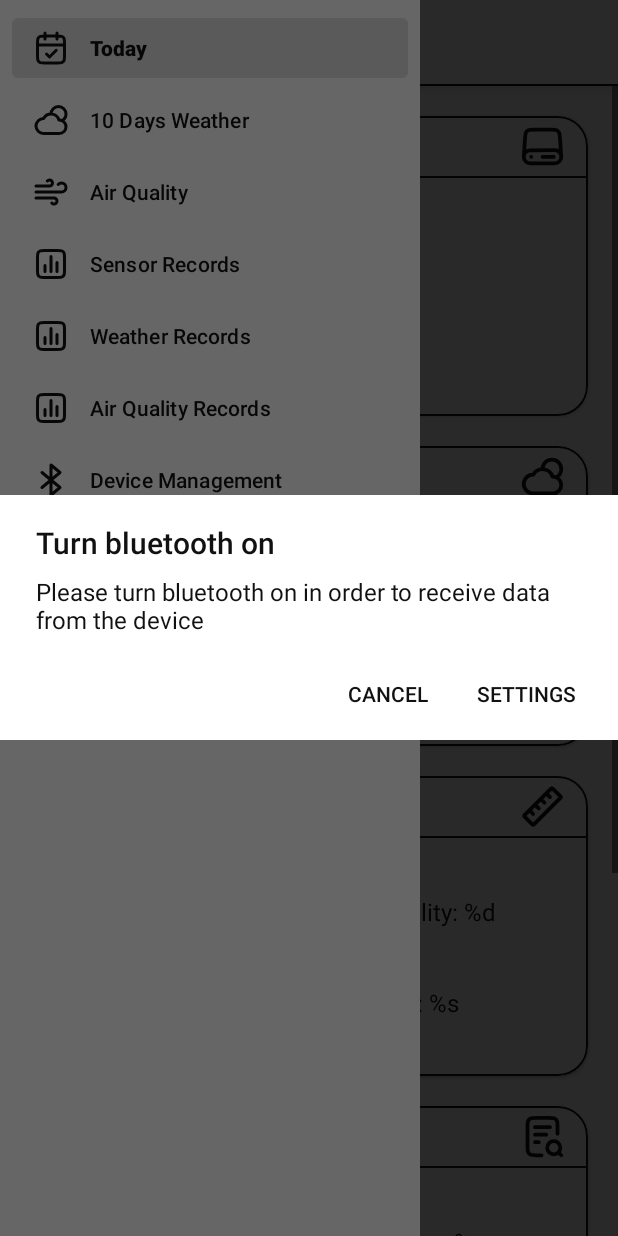
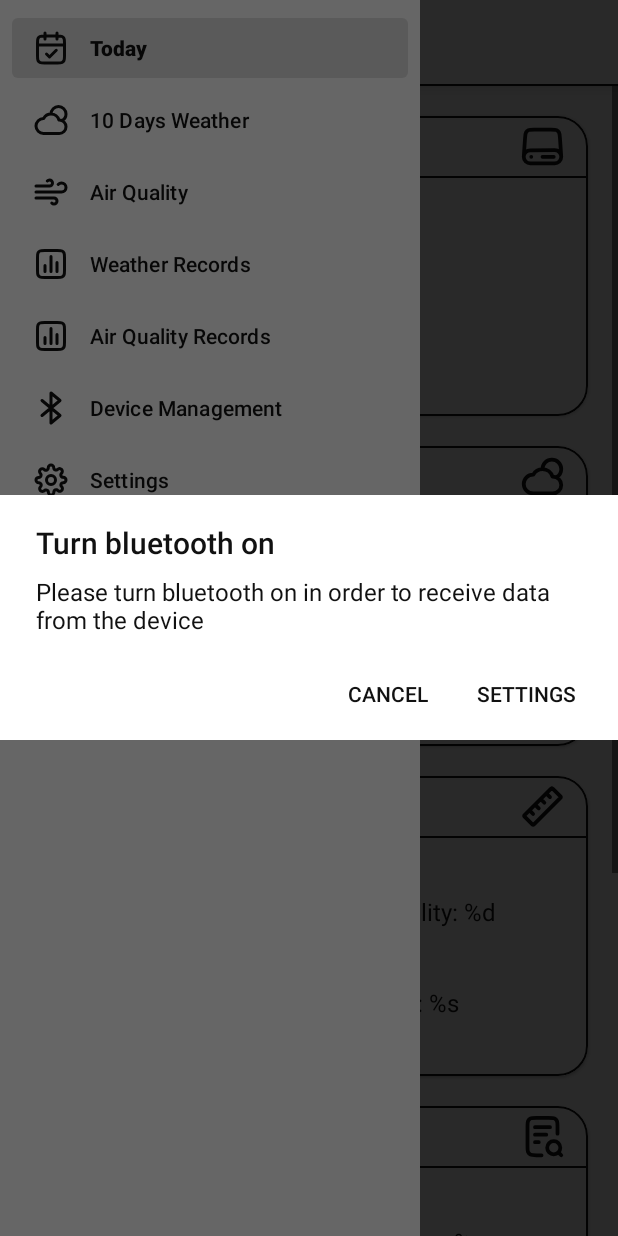
Before and after one commit to SemenciucCosmin/HomeAssistant, an Android app: the screen it shows after launch (MainActivity), with the side drawer open, on a phone screen of 412 x 824 dp. Run offline under Robolectric (Android 15) with nearby library versions, the phone set to English and light mode, and no system bars; our stand-ins replace navigation-ui; 3 statements that could not run were skipped.

Commit message:
Remove Sensor Records Screen
Remove Sensor Records Screen

```diff
--- a/app/src/main/java/com/example/homeassistant/ui/activity/MainActivity.kt
+++ b/app/src/main/java/com/example/homeassistant/ui/activity/MainActivity.kt
@@ -76,7 +76,6 @@ class MainActivity : AppCompatActivity() {
                 R.id.nav_today,
                 R.id.nav_ten_days_weather,
                 R.id.nav_air_quality,
-                R.id.nav_sensor_records,
                 R.id.nav_weather_records,
                 R.id.nav_air_quality_records,
                 R.id.nav_device_management,
--- a/app/src/main/java/com/example/homeassistant/ui/fragment/TodayFragment.kt
+++ b/app/src/main/java/com/example/homeassistant/ui/fragment/TodayFragment.kt
@@ -36,7 +36,6 @@ import java.util.Locale
 
 class TodayFragment : Fragment() {
 
-    private lateinit var cardSensorData: View
     private lateinit var cardCurrentWeather: View
     private lateinit var cardWeatherMeasurements: View
     private lateinit var cardWeatherDetails: View
@@ -183,7 +182,6 @@ class TodayFragment : Fragment() {
     }
 
     private fun initViews() {
-        cardSensorData = requireView().findViewById(R.id.card_sensor_data_click)
         cardCurrentWeather = requireView().findViewById(R.id.card_current_weather_click)
         cardWeatherMeasurements = requireView().findViewById(R.id.card_weather_measurements_click)
         cardWeatherDetails = requireView().findViewById(R.id.card_weather_details_click)
@@ -216,9 +214,6 @@ class TodayFragment : Fragment() {
     }
 
     private fun setClickListeners() {
-        cardSensorData.setOnClickListener {
-            findNavController().navigate(R.id.nav_sensor_records)
-        }
         cardCurrentWeather.setOnClickListener {
             findNavController().navigate(R.id.nav_weather_records)
         }
--- a/app/src/main/res/menu/drawer_menu.xml
+++ b/app/src/main/res/menu/drawer_menu.xml
@@ -18,11 +18,6 @@
             android:id="@+id/nav_air_quality"
             android:title="@string/lbl_air_quality"
             android:icon="@drawable/ic_air_quality"/>
-
-        <item
-            android:id="@+id/nav_sensor_records"
-            android:title="@string/lbl_sensor_records"
-            android:icon="@drawable/ic_statistics"/>
 
         <item
             android:id="@+id/nav_weather_records"
--- a/app/src/main/res/navigation/drawer_navigation.xml
+++ b/app/src/main/res/navigation/drawer_navigation.xml
@@ -22,12 +22,6 @@
         android:name="com.example.homeassistant.ui.fragment.AirQualityFragment"
         android:label="@string/lbl_air_quality"
         tools:layout="@layout/fragment_air_quality" />
-
-    <fragment
-        android:id="@+id/nav_sensor_records"
-        android:name="com.example.homeassistant.ui.fragment.SensorRecordsFragment"
-        android:label="@string/lbl_sensor_records"
-        tools:layout="@layout/fragment_sensor_records" />
 
     <fragment
         android:id="@+id/nav_weather_records"
--- a/app/src/main/res/values/strings.xml
+++ b/app/src/main/res/values/strings.xml
@@ -13,7 +13,6 @@
     <string name="lbl_today">Today</string>
     <string name="lbl_ten_days_weather">10 Days Weather</string>
     <string name="lbl_air_quality">Air Quality</string>
-    <string name="lbl_sensor_records">Sensor Records</string>
     <string name="lbl_weather_records">Weather Records</string>
     <string name="lbl_air_quality_records">Air Quality Records</string>
     <string name="lbl_device_management">Device Management</string>
```
Also changed, not shown: app/src/main/java/com/example/homeassistant/ui/fragment/SensorRecordsFragment.kt (deleted, +0 -18 lines), app/src/main/res/layout/fragment_sensor_records.xml (deleted, +0 -37 lines).
